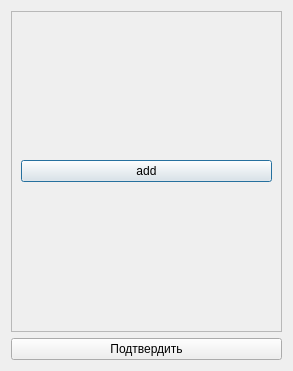
Qt form categorieswin.ui (grigorenkokoko/memebox) before a commit.
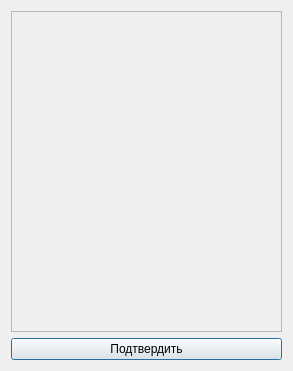
The same form after that commit.

What changed in the file:
```diff
--- a/categorieswin.ui
+++ b/categorieswin.ui
@@ -32,13 +32,6 @@
        <item>
         <layout class="QVBoxLayout" name="verticalLayout_2"/>
        </item>
-       <item>
-        <widget class="QPushButton" name="pushButton_2">
-         <property name="text">
-          <string>add</string>
-         </property>
-        </widget>
-       </item>
       </layout>
      </widget>
     </widget>
```
